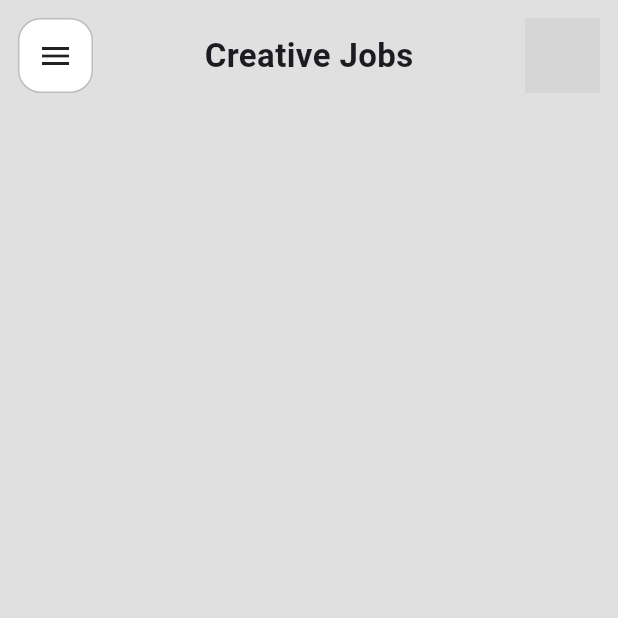
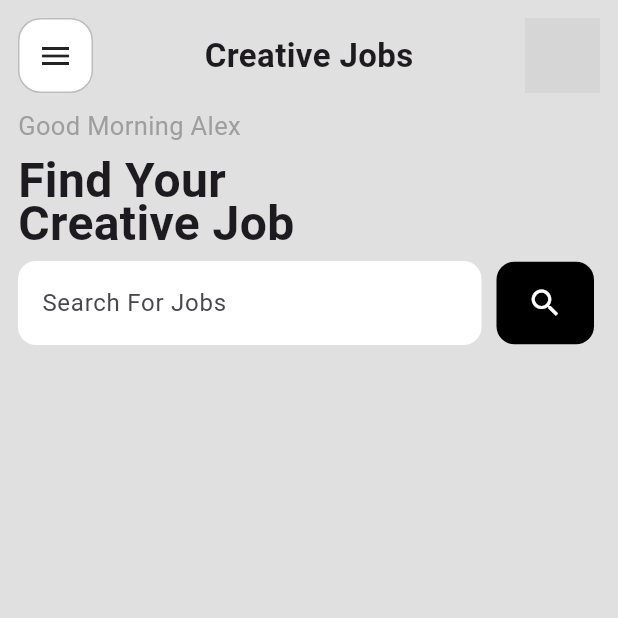
Before and after one commit to Mishan20/Job_App_UI_with_flutter, a Flutter app: the screen it shows after launch, on a phone screen of 412 x 824 dp, the top half of it. Run offline on Flutter 3.47's test engine with Material 3 defaults, Android fonts, the phone set to English and light mode, and no system bars; network calls fail; grey boxes are pictures that could not be loaded.

Commit message:
Created search bar and extract that widget

```diff
--- a/lib/screens/homepage/home_page.dart
+++ b/lib/screens/homepage/home_page.dart
@@ -1,5 +1,6 @@
 import 'package:flutter/material.dart';
 import 'package:job_app_ui/screens/homepage/widgets/app_bar.dart';
+import 'package:job_app_ui/screens/homepage/widgets/search_bar.dart';
 
 class HomePage extends StatefulWidget {
   const HomePage({super.key});
@@ -11,12 +12,32 @@ class HomePage extends StatefulWidget {
 class _HomePageState extends State<HomePage> {
   @override
   Widget build(BuildContext context) {
+    final size = MediaQuery.sizeOf(context);
     return Scaffold(
       backgroundColor: Colors.grey.shade300,
-      body: const SafeArea(
+      body: SafeArea(
         child: Padding(
-          padding: EdgeInsets.all(12.0),
-          child: CustomAppBar(),
+          padding: const EdgeInsets.all(12.0),
+          child: Column(
+            crossAxisAlignment: CrossAxisAlignment.start,
+            children: [
+              const CustomAppBar(),
+              const SizedBox(height: 10),
+              const Text(
+                "Good Morning Alex",
+                style: TextStyle(color: Colors.grey, fontSize: 17),
+              ),
+              const SizedBox(height: 10),
+              const Text("Find Your\nCreative Job",
+                  style: TextStyle(
+                    fontSize: 32,
+                    height: 0.9,
+                    fontWeight: FontWeight.bold,
+                  )),
+              const SizedBox(height: 10),
+              CustomSearchBar(size: size),
+            ],
+          ),
         ),
       ),
     );
--- /dev/null
+++ b/lib/screens/homepage/widgets/search_bar.dart
@@ -0,0 +1,42 @@
+import 'package:flutter/material.dart';
+
+class CustomSearchBar extends StatelessWidget {
+  const CustomSearchBar({
+    super.key,
+    required this.size,
+  });
+
+  final Size size;
+
+  @override
+  Widget build(BuildContext context) {
+    return Row(
+      children: [
+        SizedBox(
+          width: size.width * 0.75,
+          child: TextField(
+            decoration: InputDecoration(
+              hintText: "Search For Jobs",
+              border: OutlineInputBorder(
+                borderRadius: BorderRadius.circular(12),
+                borderSide: BorderSide.none,
+              ),
+              filled: true,
+              fillColor: Colors.white,
+            ),
+          ),
+        ),
+        const SizedBox(width: 10),
+        Container(
+          height: 55,
+          width: 65,
+          decoration: BoxDecoration(
+            color: Colors.black,
+            borderRadius: BorderRadius.circular(12),
+          ),
+          child: const Icon(Icons.search, color: Colors.white),
+        ),
+      ],
+    );
+  }
+}
```
